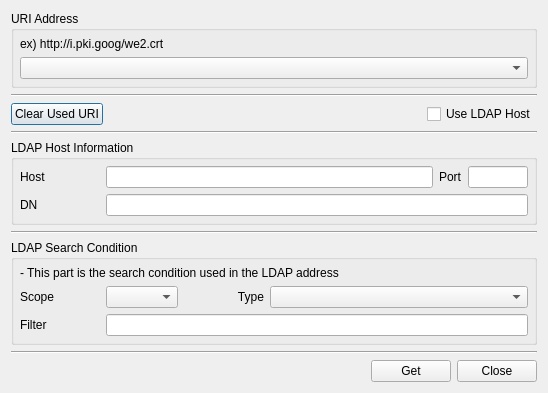
The window that CertMan/get_uri_dlg.ui (jykim74/CertMan) describes before a commit, drawn with Qt 5.
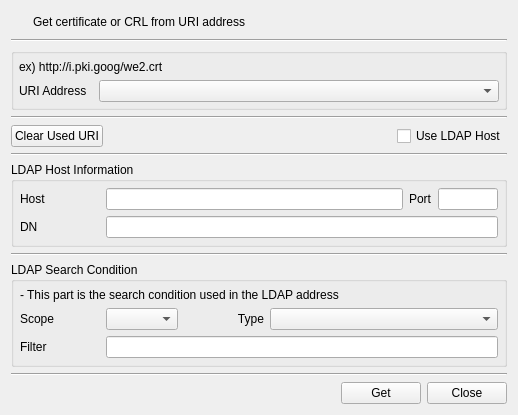
The same window after the commit. Icons and pictures are not drawn.

```diff
--- a/CertMan/get_uri_dlg.ui
+++ b/CertMan/get_uri_dlg.ui
@@ -6,47 +6,115 @@
    <rect>
     <x>0</x>
     <y>0</y>
-    <width>548</width>
-    <height>390</height>
+    <width>518</width>
+    <height>415</height>
    </rect>
   </property>
   <property name="windowTitle">
    <string>get data from URI</string>
   </property>
   <layout class="QVBoxLayout" name="verticalLayout">
+   <item>
+    <layout class="QGridLayout" name="gridLayout_3">
+     <property name="topMargin">
+      <number>0</number>
+     </property>
+     <item row="0" column="1">
+      <widget class="QLabel" name="label_9">
+       <property name="text">
+        <string>Get certificate or CRL from URI address</string>
+       </property>
+      </widget>
+     </item>
+     <item row="0" column="0">
+      <widget class="QPushButton" name="pushButton">
+       <property name="minimumSize">
+        <size>
+         <width>16</width>
+         <height>0</height>
+        </size>
+       </property>
+       <property name="maximumSize">
+        <size>
+         <width>16</width>
+         <height>16777215</height>
+        </size>
+       </property>
+       <property name="text">
+        <string/>
+       </property>
+       <property name="icon">
+        <iconset resource="certman.qrc">
+         <normaloff>:/images/online.png</normaloff>:/images/online.png</iconset>
+       </property>
+       <property name="flat">
+        <bool>true</bool>
+       </property>
+      </widget>
+     </item>
+    </layout>
+   </item>
+   <item>
+    <widget class="Line" name="line_5">
+     <property name="orientation">
+      <enum>Qt::Horizontal</enum>
+     </property>
+    </widget>
+   </item>
    <item>
     <widget class="QGroupBox" name="mURIAddrGroup">
+     <property name="minimumSize">
+      <size>
+       <width>0</width>
+       <height>0</height>
+      </size>
+     </property>
      <property name="title">
-      <string>URI Address</string>
+      <string/>
      </property>
-     <layout class="QVBoxLayout" name="verticalLayout_2">
-      <property name="spacing">
-       <number>6</number>
-      </property>
+     <layout class="QGridLayout" name="gridLayout_4">
       <property name="leftMargin">
-       <number>6</number>
+       <number>5</number>
       </property>
       <property name="topMargin">
-       <number>6</number>
+       <number>5</number>
       </property>
       <property name="rightMargin">
-       <number>6</number>
+       <number>5</number>
       </property>
       <property name="bottomMargin">
-       <number>6</number>
+       <number>5</number>
       </property>
-      <item>
+      <property name="horizontalSpacing">
+       <number>5</number>
+      </property>
+      <item row="0" column="0">
        <widget class="QLabel" name="label_2">
         <property name="text">
          <string>ex) http://i.pki.goog/we2.crt</string>
         </property>
        </widget>
       </item>
-      <item>
+      <item row="1" column="0">
+       <layout class="QGridLayout" name="gridLayout_7">
+        <item row="0" column="0">
+         <widget class="QLabel" name="mURILabel">
+          <property name="minimumSize">
+           <size>
+            <width>80</width>
+            <height>0</height>
+           </size>
+          </property>
+          <property name="text">
+           <string>URI Address</string>
+          </property>
+         </widget>
+        </item>
+        <item row="0" column="1">
        <widget class="QComboBox" name="mURICombo">
         <property name="minimumSize">
          <size>
-          <width>500</width>
+            <width>400</width>
           <height>0</height>
          </size>
         </property>
@@ -59,6 +127,8 @@
        </widget>
       </item>
      </layout>
+      </item>
+     </layout>
     </widget>
    </item>
    <item>
```
Left out of the diff: 5 changed lines with no effect on the pictures. Lines whose indentation alone changed are shown as unchanged.
